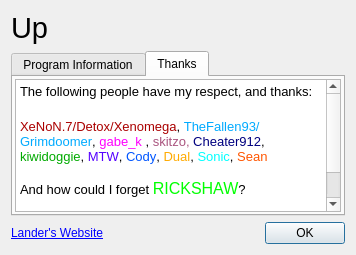
Qt form Up/AboutForm.ui (landaire/Up) before a commit.
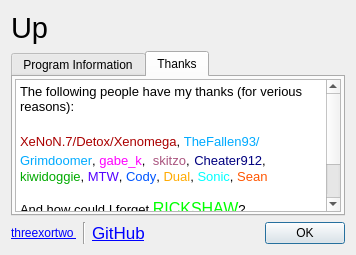
The same form after that commit. The open tabs and pages were chosen to show the change.

Patch:
```diff
--- a/Up/AboutForm.ui
+++ b/Up/AboutForm.ui
@@ -76,13 +76,16 @@
        </property>
        <item>
         <widget class="QTextEdit" name="textEdit_2">
+         <property name="readOnly">
+          <bool>true</bool>
+         </property>
          <property name="html">
           <string>&lt;!DOCTYPE HTML PUBLIC &quot;-//W3C//DTD HTML 4.0//EN&quot; &quot;http://www.w3.org/TR/REC-html40/strict.dtd&quot;&gt;
 &lt;html&gt;&lt;head&gt;&lt;meta name=&quot;qrichtext&quot; content=&quot;1&quot; /&gt;&lt;style type=&quot;text/css&quot;&gt;
 p, li { white-space: pre-wrap; }
 &lt;/style&gt;&lt;/head&gt;&lt;body style=&quot; font-family:'Lucida Grande'; font-size:13pt; font-weight:400; font-style:normal;&quot;&gt;
-&lt;p style=&quot; margin-top:0px; margin-bottom:0px; margin-left:0px; margin-right:0px; -qt-block-indent:0; text-indent:0px;&quot;&gt;&lt;span style=&quot; font-family:'MS Shell Dlg 2'; font-size:10pt;&quot;&gt;The following people have my respect, and thanks:&lt;br /&gt;&lt;/span&gt;&lt;/p&gt;
-&lt;p style=&quot; margin-top:0px; margin-bottom:0px; margin-left:0px; margin-right:0px; -qt-block-indent:0; text-indent:0px;&quot;&gt;&lt;span style=&quot; font-family:'MS Shell Dlg 2'; font-size:10pt; color:#aa0000;&quot;&gt;XeNoN.7/Detox/Xenomega&lt;/span&gt;&lt;span style=&quot; font-family:'MS Shell Dlg 2'; font-size:10pt; color:#000000;&quot;&gt;, &lt;/span&gt;&lt;span style=&quot; font-family:'MS Shell Dlg 2'; font-size:10pt; color:#00aaff;&quot;&gt;TheFallen93/Grimdoomer&lt;/span&gt;&lt;span style=&quot; font-family:'MS Shell Dlg 2'; font-size:10pt; color:#000000;&quot;&gt;, &lt;/span&gt;&lt;span style=&quot; font-family:'MS Shell Dlg 2'; font-size:10pt; color:#ff00ff;&quot;&gt;gabe_k &lt;/span&gt;&lt;span style=&quot; font-family:'MS Shell Dlg 2'; font-size:10pt; color:#000000;&quot;&gt;, &lt;/span&gt;&lt;span style=&quot; font-family:'MS Shell Dlg 2'; font-size:10pt; color:#aa557f;&quot;&gt;skitzo, &lt;/span&gt;&lt;span style=&quot; font-family:'MS Shell Dlg 2'; font-size:10pt; color:#00007f;&quot;&gt;Cheater912&lt;/span&gt;&lt;span style=&quot; font-family:'MS Shell Dlg 2'; font-size:10pt; color:#000000;&quot;&gt;, &lt;/span&gt;&lt;span style=&quot; font-family:'MS Shell Dlg 2'; font-size:10pt; color:#00aa00;&quot;&gt;kiwidoggie&lt;/span&gt;&lt;span style=&quot; font-family:'MS Shell Dlg 2'; font-size:10pt; color:#000000;&quot;&gt;, &lt;/span&gt;&lt;span style=&quot; font-family:'MS Shell Dlg 2'; font-size:10pt; color:#5500ff;&quot;&gt;MTW&lt;/span&gt;&lt;span style=&quot; font-family:'MS Shell Dlg 2'; font-size:10pt; color:#000000;&quot;&gt;, &lt;/span&gt;&lt;span style=&quot; font-family:'MS Shell Dlg 2'; font-size:10pt; color:#0055ff;&quot;&gt;Cody&lt;/span&gt;&lt;span style=&quot; font-family:'MS Shell Dlg 2'; font-size:10pt; color:#000000;&quot;&gt;, &lt;/span&gt;&lt;span style=&quot; font-family:'MS Shell Dlg 2'; font-size:10pt; color:#ffaa00;&quot;&gt;Dual&lt;/span&gt;&lt;span style=&quot; font-family:'MS Shell Dlg 2'; font-size:10pt; color:#000000;&quot;&gt;, &lt;/span&gt;&lt;span style=&quot; font-family:'MS Shell Dlg 2'; font-size:10pt; color:#00ffff;&quot;&gt;Sonic&lt;/span&gt;&lt;span style=&quot; font-family:'MS Shell Dlg 2'; font-size:10pt; color:#000000;&quot;&gt;, &lt;/span&gt;&lt;span style=&quot; font-family:'MS Shell Dlg 2'; font-size:10pt; color:#ff5500;&quot;&gt;Sean&lt;/span&gt;&lt;/p&gt;
+&lt;p style=&quot; margin-top:0px; margin-bottom:0px; margin-left:0px; margin-right:0px; -qt-block-indent:0; text-indent:0px;&quot;&gt;&lt;span style=&quot; font-family:'MS Shell Dlg 2'; font-size:10pt;&quot;&gt;The following people have my thanks (for verious reasons):&lt;br /&gt;&lt;/span&gt;&lt;/p&gt;
+&lt;p style=&quot; margin-top:0px; margin-bottom:0px; margin-left:0px; margin-right:0px; -qt-block-indent:0; text-indent:0px;&quot;&gt;&lt;span style=&quot; font-family:'MS Shell Dlg 2'; font-size:10pt; color:#aa0000;&quot;&gt;XeNoN.7/Detox/Xenomega&lt;/span&gt;&lt;span style=&quot; font-family:'MS Shell Dlg 2'; font-size:10pt; color:#000000;&quot;&gt;, &lt;/span&gt;&lt;span style=&quot; font-family:'MS Shell Dlg 2'; font-size:10pt; color:#00aaff;&quot;&gt;TheFallen93/Grimdoomer&lt;/span&gt;&lt;span style=&quot; font-family:'MS Shell Dlg 2'; font-size:10pt; color:#000000;&quot;&gt;, &lt;/span&gt;&lt;span style=&quot; font-family:'MS Shell Dlg 2'; font-size:10pt; color:#ff00ff;&quot;&gt;gabe_k&lt;/span&gt;&lt;span style=&quot; font-family:'MS Shell Dlg 2'; font-size:10pt; color:#000000;&quot;&gt;,  &lt;/span&gt;&lt;span style=&quot; font-family:'MS Shell Dlg 2'; font-size:10pt; color:#aa557f;&quot;&gt;skitzo&lt;/span&gt;&lt;span style=&quot; font-family:'MS Shell Dlg 2'; font-size:10pt; color:#000000;&quot;&gt;,&lt;/span&gt; &lt;span style=&quot; font-family:'MS Shell Dlg 2'; font-size:10pt; color:#00007f;&quot;&gt;Cheater912&lt;/span&gt;&lt;span style=&quot; font-family:'MS Shell Dlg 2'; font-size:10pt; color:#000000;&quot;&gt;, &lt;/span&gt;&lt;span style=&quot; font-family:'MS Shell Dlg 2'; font-size:10pt; color:#00aa00;&quot;&gt;kiwidoggie&lt;/span&gt;&lt;span style=&quot; font-family:'MS Shell Dlg 2'; font-size:10pt; color:#000000;&quot;&gt;, &lt;/span&gt;&lt;span style=&quot; font-family:'MS Shell Dlg 2'; font-size:10pt; color:#5500ff;&quot;&gt;MTW&lt;/span&gt;&lt;span style=&quot; font-family:'MS Shell Dlg 2'; font-size:10pt; color:#000000;&quot;&gt;, &lt;/span&gt;&lt;span style=&quot; font-family:'MS Shell Dlg 2'; font-size:10pt; color:#0055ff;&quot;&gt;Cody&lt;/span&gt;&lt;span style=&quot; font-family:'MS Shell Dlg 2'; font-size:10pt; color:#000000;&quot;&gt;, &lt;/span&gt;&lt;span style=&quot; font-family:'MS Shell Dlg 2'; font-size:10pt; color:#ffaa00;&quot;&gt;Dual&lt;/span&gt;&lt;span style=&quot; font-family:'MS Shell Dlg 2'; font-size:10pt; color:#000000;&quot;&gt;, &lt;/span&gt;&lt;span style=&quot; font-family:'MS Shell Dlg 2'; font-size:10pt; color:#00ffff;&quot;&gt;Sonic&lt;/span&gt;&lt;span style=&quot; font-family:'MS Shell Dlg 2'; font-size:10pt; color:#000000;&quot;&gt;, &lt;/span&gt;&lt;span style=&quot; font-family:'MS Shell Dlg 2'; font-size:10pt; color:#ff5500;&quot;&gt;Sean&lt;/span&gt;&lt;/p&gt;
 &lt;p style=&quot;-qt-paragraph-type:empty; margin-top:0px; margin-bottom:0px; margin-left:0px; margin-right:0px; -qt-block-indent:0; text-indent:0px; font-size:10pt;&quot;&gt;&lt;/p&gt;
 &lt;p style=&quot; margin-top:0px; margin-bottom:0px; margin-left:0px; margin-right:0px; -qt-block-indent:0; text-indent:0px;&quot;&gt;&lt;span style=&quot; font-family:'MS Shell Dlg 2'; font-size:10pt; color:#000000;&quot;&gt;And how could I forget &lt;/span&gt;&lt;span style=&quot; font-family:'MS Shell Dlg 2'; font-size:12pt; color:#00ff00;&quot;&gt;RICKSHAW&lt;/span&gt;&lt;span style=&quot; font-family:'MS Shell Dlg 2'; font-size:10pt; color:#000000;&quot;&gt;?&lt;br /&gt;&lt;/span&gt;&lt;/p&gt;
 &lt;p style=&quot; margin-top:0px; margin-bottom:0px; margin-left:0px; margin-right:0px; -qt-block-indent:0; text-indent:0px;&quot;&gt;&lt;span style=&quot; font-family:'MS Shell Dlg 2'; font-size:10pt; color:#000000;&quot;&gt;Special thanks to &lt;/span&gt;&lt;a href=&quot;http://free60.org&quot;&gt;&lt;span style=&quot; font-family:'MS Shell Dlg 2'; font-size:10pt; text-decoration: underline; color:#0000ff;&quot;&gt;Free60.org&lt;/span&gt;&lt;/a&gt;&lt;span style=&quot; font-family:'MS Shell Dlg 2'; font-size:10pt;&quot;&gt; for promoting open research!&lt;/span&gt;&lt;/p&gt;&lt;/body&gt;&lt;/html&gt;</string>
@@ -98,13 +101,32 @@
      <item>
       <widget class="QLabel" name="label_2">
        <property name="text">
-        <string>&lt;a href=&quot;http://threexortwo.com&quot;&gt;Lander's Website&lt;/a&gt;</string>
+        <string>&lt;a href=&quot;http://threexortwo.com&quot;&gt;threexortwo
+&lt;/a&gt;</string>
        </property>
        <property name="openExternalLinks">
         <bool>true</bool>
        </property>
       </widget>
      </item>
+     <item>
+      <widget class="Line" name="line">
+       <property name="orientation">
+        <enum>Qt::Vertical</enum>
+       </property>
+      </widget>
+     </item>
+     <item>
+      <widget class="QLabel" name="label_3">
+       <property name="text">
+        <string>&lt;!DOCTYPE HTML PUBLIC &quot;-//W3C//DTD HTML 4.0//EN&quot; &quot;http://www.w3.org/TR/REC-html40/strict.dtd&quot;&gt;
+&lt;html&gt;&lt;head&gt;&lt;meta name=&quot;qrichtext&quot; content=&quot;1&quot; /&gt;&lt;style type=&quot;text/css&quot;&gt;
+p, li { white-space: pre-wrap; }
+&lt;/style&gt;&lt;/head&gt;&lt;body style=&quot; font-family:'Lucida Grande'; font-size:13pt; font-weight:400; font-style:normal;&quot;&gt;
+&lt;p style=&quot; margin-top:0px; margin-bottom:0px; margin-left:0px; margin-right:0px; -qt-block-indent:0; text-indent:0px;&quot;&gt;&lt;a href=&quot;https://github.com/landr0id/Up&quot;&gt;&lt;span style=&quot; text-decoration: underline; color:#0000ff;&quot;&gt;GitHub&lt;/span&gt;&lt;/a&gt;&lt;/p&gt;&lt;/body&gt;&lt;/html&gt;</string>
+       </property>
+      </widget>
+     </item>
      <item>
       <spacer name="horizontalSpacer">
        <property name="orientation">
```
Left out of the diff: 4 changed lines with no effect on the pictures.
